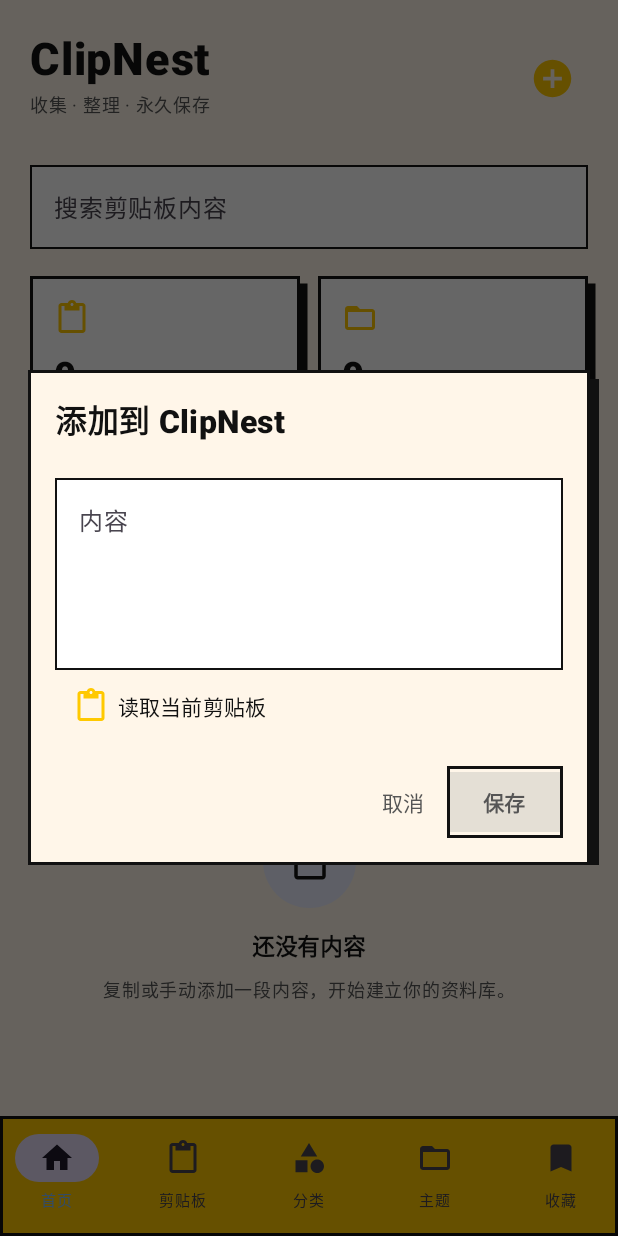
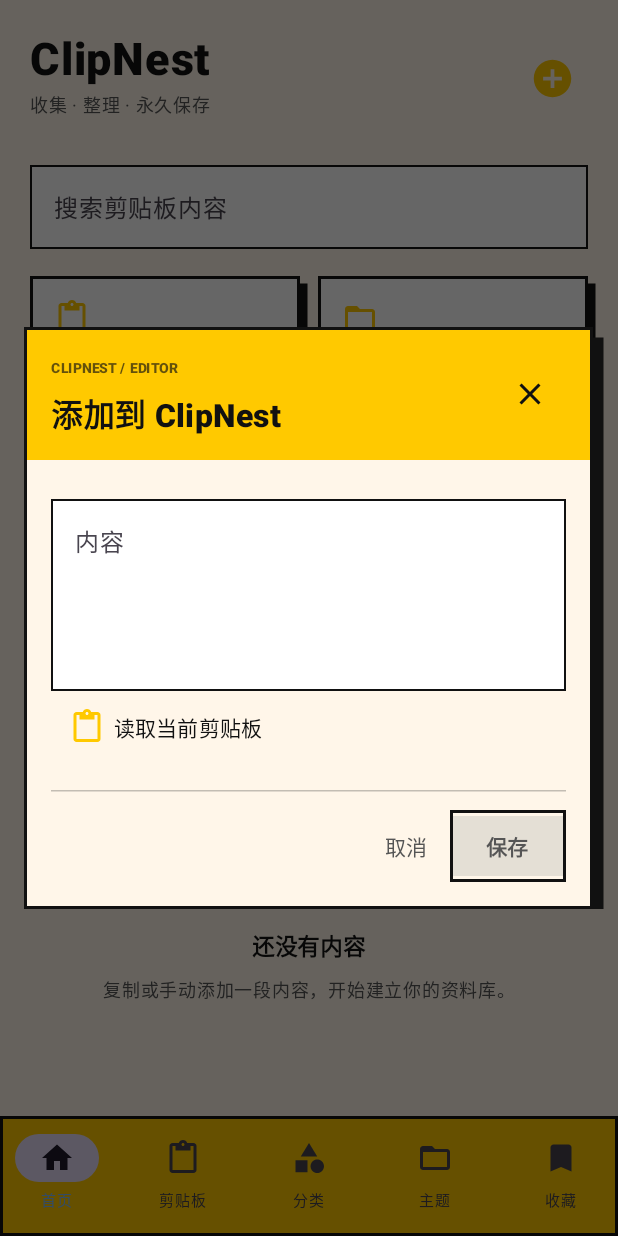
Before and after one commit to wjdpozkrqd/ClipNest, an Android app built with Jetpack Compose: the screen it shows after launch (MainActivity), after a tap on "添加", on a phone screen of 412 x 824 dp. Run offline under Robolectric (Android 15) with nearby library versions, the phone set to English and light mode, and no system bars; our stand-ins replace Room's generated code.

Commit message:
feat: improve dialog and field copy interaction

```diff
--- a/app/src/main/java/com/clipnest/app/MainActivity.kt
+++ b/app/src/main/java/com/clipnest/app/MainActivity.kt
@@ -309,28 +309,70 @@ private fun BrutalDialog(
     ) {
         Surface(
             modifier = Modifier
-                .fillMaxWidth(0.91f)
-                .brutalPanel(6.dp)
+                .fillMaxWidth(0.92f)
+                .brutalPanel(7.dp)
                 .border(2.dp, Ink, RectangleShape),
             shape = RectangleShape,
-            color = Canvas
-        ) {
-            Column(Modifier.padding(18.dp)) {
+            color = Card
+        ) {
+            Column(Modifier.fillMaxWidth()) {
+
+                // 黄色标题栏
+                Row(
+                    modifier = Modifier
+                        .fillMaxWidth()
+                        .background(Accent)
+                        .padding(horizontal = 18.dp, vertical = 15.dp),
+                    verticalAlignment = Alignment.CenterVertically
+                ) {
+                    Column(Modifier.weight(1f)) {
+                        Text(
+                            "CLIPNEST / EDITOR",
+                            fontSize = 9.sp,
+                            fontWeight = FontWeight.Black,
+                            color = Ink.copy(alpha = 0.65f)
+                        )
+                        Spacer(Modifier.height(3.dp))
                         Text(
                             title,
                             fontSize = 21.sp,
                             fontWeight = FontWeight.Black,
                             color = Ink
                         )
-                Spacer(Modifier.height(15.dp))
+                    }
+
+                    IconButton(onClick = onDismiss) {
+                        Icon(
+                            Icons.Default.Close,
+                            contentDescription = "关闭",
+                            tint = Ink
+                        )
+                    }
+                }
+
+                // 表单内容
+                Column(
+                    modifier = Modifier
+                        .fillMaxWidth()
+                        .background(Canvas)
+                        .padding(18.dp)
+                ) {
                     content()
-                Spacer(Modifier.height(16.dp))
+
+                    Spacer(Modifier.height(18.dp))
+                    HorizontalDivider(
+                        color = Ink.copy(alpha = 0.25f),
+                        thickness = 1.dp
+                    )
+                    Spacer(Modifier.height(12.dp))
+
                     Row(
-                    Modifier.fillMaxWidth(),
+                        modifier = Modifier.fillMaxWidth(),
                         horizontalArrangement = Arrangement.End,
                         verticalAlignment = Alignment.CenterVertically,
                         content = actions
                     )
+                }
             }
         }
     }
@@ -1639,6 +1681,7 @@ private fun FieldCard(
                         .fillMaxWidth()
                         .background(Color(0xFFFFF9F0))
                         .border(1.dp, Ink.copy(alpha = 0.25f), RectangleShape)
+                        .clickable(onClick = onCopy)
                         .padding(11.dp)
                 )
             }
```
Lines whose indentation alone changed are shown as unchanged.
